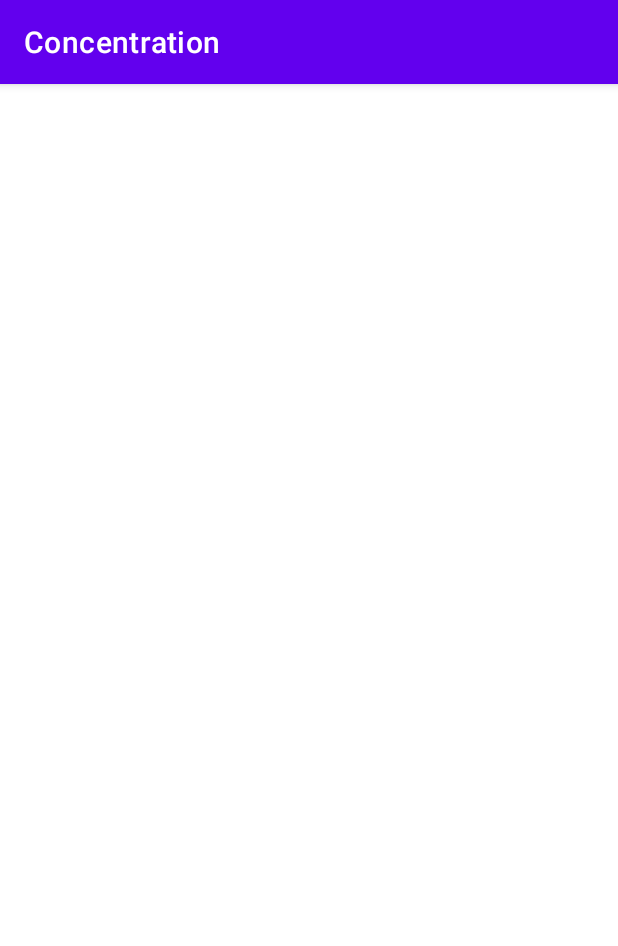
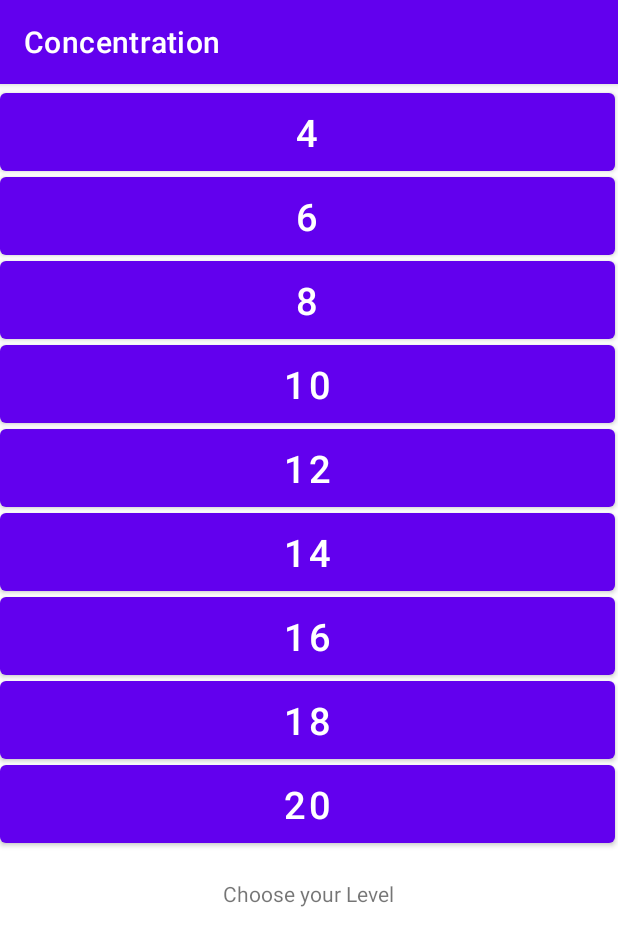
Before and after one commit to amelieando/Concentration, an Android app: the cGame screen opened directly, with no data from a screen before it, on a phone screen of 412 x 824 dp. Shown: the top 946 px of the screen. Run offline under Robolectric (Android 15) with nearby library versions, the phone set to English and light mode, and no system bars.

Commit message:
cGame Buttons

```diff
--- a/app/src/main/java/com/example/concentration/cGame.java
+++ b/app/src/main/java/com/example/concentration/cGame.java
@@ -6,6 +6,7 @@ import android.os.Bundle;
 
 public class cGame extends AppCompatActivity {
 
+
     @Override
     protected void onCreate(Bundle savedInstanceState) {
         super.onCreate(savedInstanceState);
--- a/app/src/main/res/layout/activity_cgame.xml
+++ b/app/src/main/res/layout/activity_cgame.xml
@@ -6,4 +6,132 @@
     android:layout_height="match_parent"
     tools:context=".cGame">
 
+    <Button
+        android:id="@+id/button4"
+        android:layout_width="410dp"
+        android:layout_height="64dp"
+        android:layout_marginEnd="1dp"
+        android:text="4"
+        android:textSize="25sp"
+        app:layout_constraintEnd_toEndOf="parent"
+        app:layout_constraintHorizontal_bias="0.0"
+        app:layout_constraintStart_toStartOf="parent"
+        app:layout_constraintTop_toTopOf="parent" />
+
+    <Button
+        android:id="@+id/button20"
+        android:layout_width="410dp"
+        android:layout_height="64dp"
+        android:layout_marginTop="56dp"
+        android:layout_marginEnd="1dp"
+        android:text="6"
+        android:textSize="25sp"
+        app:layout_constraintEnd_toEndOf="parent"
+        app:layout_constraintHorizontal_bias="0.0"
+        app:layout_constraintStart_toStartOf="parent"
+        app:layout_constraintTop_toTopOf="parent" />
+
+    <Button
+        android:id="@+id/button21"
+        android:layout_width="410dp"
+        android:layout_height="64dp"
+        android:layout_marginTop="56dp"
+        android:layout_marginEnd="1dp"
+        android:text="8"
+        android:textSize="25sp"
+        app:layout_constraintEnd_toEndOf="parent"
+        app:layout_constraintHorizontal_bias="0.0"
+        app:layout_constraintStart_toStartOf="parent"
+        app:layout_constraintTop_toTopOf="@+id/button20" />
+
+    <Button
+        android:id="@+id/button22"
+        android:layout_width="410dp"
+        android:layout_height="64dp"
+        android:layout_marginTop="56dp"
+        android:layout_marginEnd="1dp"
+        android:text="10"
+        android:textSize="25sp"
+        app:layout_constraintEnd_toEndOf="parent"
+        app:layout_constraintHorizontal_bias="0.0"
+        app:layout_constraintStart_toStartOf="parent"
+        app:layout_constraintTop_toTopOf="@+id/button21" />
+
+    <Button
+        android:id="@+id/button23"
+        android:layout_width="410dp"
+        android:layout_height="64dp"
+        android:layout_marginTop="56dp"
+        android:layout_marginEnd="1dp"
+        android:text="12"
+        android:textSize="25sp"
+        app:layout_constraintEnd_toEndOf="parent"
+        app:layout_constraintHorizontal_bias="0.0"
+        app:layout_constraintStart_toStartOf="parent"
+        app:layout_constraintTop_toTopOf="@+id/button22" />
+
+    <Button
+        android:id="@+id/button24"
+        android:layout_width="410dp"
+        android:layout_height="64dp"
+        android:layout_marginTop="56dp"
+        android:layout_marginEnd="1dp"
+        android:text="14"
+        android:textSize="25sp"
+        app:layout_constraintEnd_toEndOf="parent"
+        app:layout_constraintHorizontal_bias="0.0"
+        app:layout_constraintStart_toStartOf="parent"
+        app:layout_constraintTop_toTopOf="@+id/button23" />
+
+    <Button
+        android:id="@+id/button25"
+        android:layout_width="410dp"
+        android:layout_height="64dp"
+        android:layout_marginTop="56dp"
+        android:layout_marginEnd="1dp"
+        android:text="16"
+        android:textSize="25sp"
+        app:layout_constraintEnd_toEndOf="parent"
+        app:layout_constraintHorizontal_bias="0.0"
+        app:layout_constraintStart_toStartOf="parent"
+        app:layout_constraintTop_toTopOf="@+id/button24" />
+
+    <Button
+        android:id="@+id/button26"
+        android:layout_width="410dp"
+        android:layout_height="64dp"
+        android:layout_marginTop="56dp"
+        android:layout_marginEnd="1dp"
+        android:text="18"
+        android:textSize="25sp"
+        app:layout_constraintEnd_toEndOf="parent"
+        app:layout_constraintHorizontal_bias="0.0"
+        app:layout_constraintStart_toStartOf="parent"
+        app:layout_constraintTop_toTopOf="@+id/button25" />
+
+    <Button
+        android:id="@+id/button27"
+        android:layout_width="410dp"
+        android:layout_height="64dp"
+        android:layout_marginTop="56dp"
+        android:layout_marginEnd="1dp"
+        android:text="20"
+        android:textSize="25sp"
+        app:layout_constraintEnd_toEndOf="parent"
+        app:layout_constraintHorizontal_bias="0.0"
+        app:layout_constraintStart_toStartOf="parent"
+        app:layout_constraintTop_toTopOf="@+id/button26" />
+
+    <TextView
+        android:id="@+id/textView"
+        android:layout_width="wrap_content"
+        android:layout_height="wrap_content"
+        android:text="Choose your Level"
+        app:layout_constraintBottom_toBottomOf="parent"
+        app:layout_constraintEnd_toEndOf="parent"
+        app:layout_constraintHorizontal_bias="0.498"
+        app:layout_constraintStart_toStartOf="parent"
+        app:layout_constraintTop_toBottomOf="@+id/button27"
+        app:layout_constraintVertical_bias="0.075" />
+
 </androidx.constraintlayout.widget.ConstraintLayout>
```
